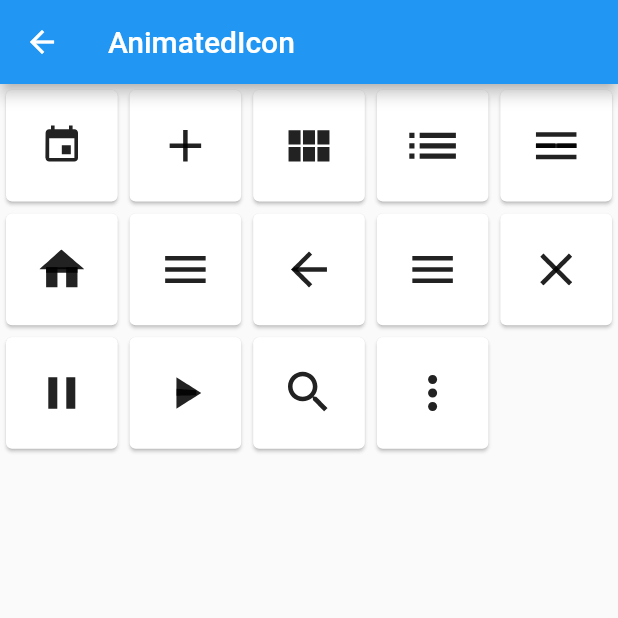
After one commit to chanryu/flutter_playground, a Flutter app: the WidgetSandbox screen opened by its route, after a tap on "AnimatedIcon", on a phone screen of 412 x 824 dp, the top half of it. The commit adds this screen. Run offline on Flutter 3.47's test engine with Material 2 defaults, Android fonts, the phone set to English and light mode, and no system bars; our stand-ins replace cloud_firestore, firebase_core; accounts and stored records are empty.

Commit message:
Add widget sandbox (#3)

```diff
--- a/lib/main.dart
+++ b/lib/main.dart
@@ -2,6 +2,7 @@ import 'package:flutter/material.dart';
 import 'package:firebase_core/firebase_core.dart';
 
 import 'sandbox/firebase/firebase_sandbox.dart';
+import 'sandbox/widget/widget_sandbox.dart';
 
 void main() async {
   WidgetsFlutterBinding.ensureInitialized();
@@ -26,6 +27,11 @@ final List<_PageRouteContext> _kPageRouteContexts = [
     title: 'Firebase Sandbox',
     routeName: '/FirebaseSandbox',
     pageBuilder: (_) => FirebaseSandbox(),
+  ),
+  _PageRouteContext(
+    title: 'Widget Sandbox',
+    routeName: '/WidgetSandbox',
+    pageBuilder: (_) => WidgetSandbox(),
   ),
 ];
 
--- /dev/null
+++ b/lib/sandbox/widget/pages/animated_icon_page.dart
@@ -0,0 +1,120 @@
+import 'dart:math';
+
+import 'package:flutter/material.dart';
+
+import 'demo_page.dart';
+
+class AnimatedIconPage extends DemoPage {
+  @override
+  Widget buildBody(BuildContext context) {
+    const animatedIcons = const [
+      // add <-> event
+      AnimatedIcons.add_event,
+      AnimatedIcons.event_add,
+
+      // list <-> view
+      AnimatedIcons.list_view,
+      AnimatedIcons.view_list,
+
+      // menu <-> *
+      AnimatedIcons.home_menu,
+      AnimatedIcons.menu_home,
+      AnimatedIcons.arrow_menu,
+      AnimatedIcons.menu_arrow,
+      AnimatedIcons.close_menu,
+      AnimatedIcons.menu_close,
+
+      // play <-> pause
+      AnimatedIcons.play_pause,
+      AnimatedIcons.pause_play,
+
+      // ellipsis <-> search
+      AnimatedIcons.ellipsis_search,
+      AnimatedIcons.search_ellipsis,
+    ];
+
+    final crossAxisCount = MediaQuery.of(context).size.width ~/ 80;
+
+    return GridView.count(
+      crossAxisCount: crossAxisCount,
+      children: animatedIcons.map((icon) {
+        return Card(
+          child: Center(
+            child: _SelfRotatingIcon(icon: icon),
+          ),
+        );
+      }).toList(),
+    );
+  }
+}
+
+class _SelfRotatingIcon extends StatefulWidget {
+  final AnimatedIconData icon;
+  _SelfRotatingIcon({this.icon});
+
+  @override
+  _SelfRotatingIconState createState() => _SelfRotatingIconState();
+}
+
+class _SelfRotatingIconState extends State<_SelfRotatingIcon>
+    with SingleTickerProviderStateMixin {
+  static const kAnimationDuration = Duration(milliseconds: 450);
+
+  @override
+  void initState() {
+    super.initState();
+
+    _animationController = AnimationController(
+      vsync: this,
+      duration: kAnimationDuration,
+    );
+
+    _continueLoop = true;
+    WidgetsBinding.instance.addPostFrameCallback((_) => loopAnimation());
+  }
+
+  @override
+  void deactivate() {
+    _continueLoop = false;
+    super.deactivate();
+  }
+
+  @override
+  void dispose() {
+    assert(_continueLoop == false);
+    _animationController.dispose();
+    super.dispose();
+  }
+
+  @override
+  Widget build(BuildContext context) {
+    return AnimatedIcon(
+      size: 36,
+      icon: widget.icon,
+      progress: _animationController,
+    );
+  }
+
+  Future<void> loopAnimation() async {
+    // Wait up to 1 sec random delay so that icons can start animation
+    // at slightly different timepoint.
+    await Future.delayed(Duration(milliseconds: Random.secure().nextInt(1000)));
+
+    // animation steps.
+    final steps = [
+      () => _animationController.forward(),
+      () => Future.delayed(const Duration(milliseconds: 500)),
+      () => _animationController.reverse(),
+      () => Future.delayed(const Duration(milliseconds: 500)),
+    ];
+    while (_continueLoop) {
+      for (final step in steps) {
+        if (!_continueLoop) break;
+        await step();
+      }
+    }
+  }
+
+  bool _continueLoop;
+  AnimationController _animationController;
+}
--- /dev/null
+++ b/lib/sandbox/widget/pages/demo_page.dart
@@ -0,0 +1,31 @@
+import 'package:flutter/material.dart';
+
+class DemoPageArguments {
+  final String title;
+  DemoPageArguments({@required this.title});
+}
+
+abstract class DemoPage extends StatelessWidget {
+  final bool automaticallyImplyAppBar;
+
+  DemoPage({Key key, this.automaticallyImplyAppBar = true}) : super(key: key);
+
+  @override
+  Widget build(BuildContext context) {
+    return Scaffold(
+      appBar: _createAppBarIfNeeded(context),
+      body: buildBody(context),
+    );
+  }
+
+  Widget buildBody(BuildContext context);
+
+  AppBar _createAppBarIfNeeded(BuildContext context) {
+    if (automaticallyImplyAppBar) {
+      final DemoPageArguments arguments =
+          ModalRoute.of(context).settings.arguments;
+      return AppBar(title: Text(arguments.title));
+    }
+    return null;
+  }
+}
--- /dev/null
+++ b/lib/sandbox/widget/widget_sandbox.dart
@@ -0,0 +1,84 @@
+import 'package:flutter/material.dart';
+
+import 'pages/animated_icon_page.dart';
+import 'pages/demo_page.dart';
+import 'pages/draggable_scrollable_sheet_page.dart';
+import 'pages/hero_page.dart';
+import 'pages/modal_route_page.dart';
+import 'pages/sliver_app_bar_page.dart';
+import 'pages/snack_bar_page.dart';
+
+class _DemoPageRoute extends MaterialPageRoute<void> {
+  final String title;
+  final String subtitle;
+
+  _DemoPageRoute({
+    @required this.title,
+    this.subtitle,
+    @required WidgetBuilder pageBuilder,
+  }) : super(
+          builder: pageBuilder,
+          settings: RouteSettings(
+            arguments: DemoPageArguments(title: title),
+          ),
+        );
+}
+
+final List<_DemoPageRoute> _kDemoPageRoutes = [
+  _DemoPageRoute(
+    title: 'AnimatedIcon',
+    subtitle: 'AnimatedIcons, GridView, Card, etc.',
+    pageBuilder: (context) => AnimatedIconPage(),
+  ),
+  _DemoPageRoute(
+    title: 'SliverAppBar',
+    subtitle: 'CustomScrollView, SliverAppBar, SliverFillRemaining, etc.',
+    pageBuilder: (context) => SliverAppBarPage(),
+  ),
+  _DemoPageRoute(
+    title: 'SnackBar',
+    subtitle: 'SnackBar, Builder, ...',
+    pageBuilder: (context) => SnackBarPage(),
+  ),
+  _DemoPageRoute(
+    title: 'DraggableScrollableSheet',
+    pageBuilder: (context) => DraggableScrollableSheetPage(),
+  ),
+  _DemoPageRoute(
+    title: 'Hero',
+    pageBuilder: (context) => HeroPage(),
+  ),
+  _DemoPageRoute(
+    title: 'ModalRoute',
+    pageBuilder: (context) => ModalRoutePage(),
+  ),
+];
+
+Text _stringToText(String str) => str == null ? null : Text(str);
+
+class WidgetSandbox extends StatelessWidget {
+  @override
+  Widget build(BuildContext context) {
+    return Scaffold(
+      appBar: AppBar(
+        title: Text('Widget Sandbox'),
+      ),
+      body: Container(
+        child: ListView.separated(
+          itemCount: _kDemoPageRoutes.length,
+          itemBuilder: (_, index) {
+            final pageRoute = _kDemoPageRoutes[index];
+            return ListTile(
+                title: Text(pageRoute.title),
+                subtitle: _stringToText(pageRoute.subtitle),
+                trailing: Icon(Icons.navigate_next_rounded),
+                onTap: () {
+                  Navigator.push(context, pageRoute);
+                });
+          },
+          separatorBuilder: (_, __) => Divider(),
+        ),
+      ),
+    );
+  }
+}
```
Also changed, not shown: lib/sandbox/widget/pages/draggable_scrollable_sheet_page.dart (added, +124 -0 lines), lib/sandbox/widget/pages/hero_page.dart (added, +120 -0 lines), lib/sandbox/widget/pages/modal_route_page.dart (added, +142 -0 lines), lib/sandbox/widget/pages/sliver_app_bar_page.dart (added, +46 -0 lines), lib/sandbox/widget/pages/snack_bar_page.dart (added, +43 -0 lines), pubspec.yaml (+2 -10 lines), assets/images/ink_cloud.png (added), assets/images/lego_0.jpg (added), assets/images/lego_1.jpg (added), assets/images/lego_2.jpg (added), assets/images/lego_3.jpg (added), assets/images/lego_4.jpg (added), assets/images/lego_5.jpg (added), assets/images/lego_6.jpg (added), 2 more files.
